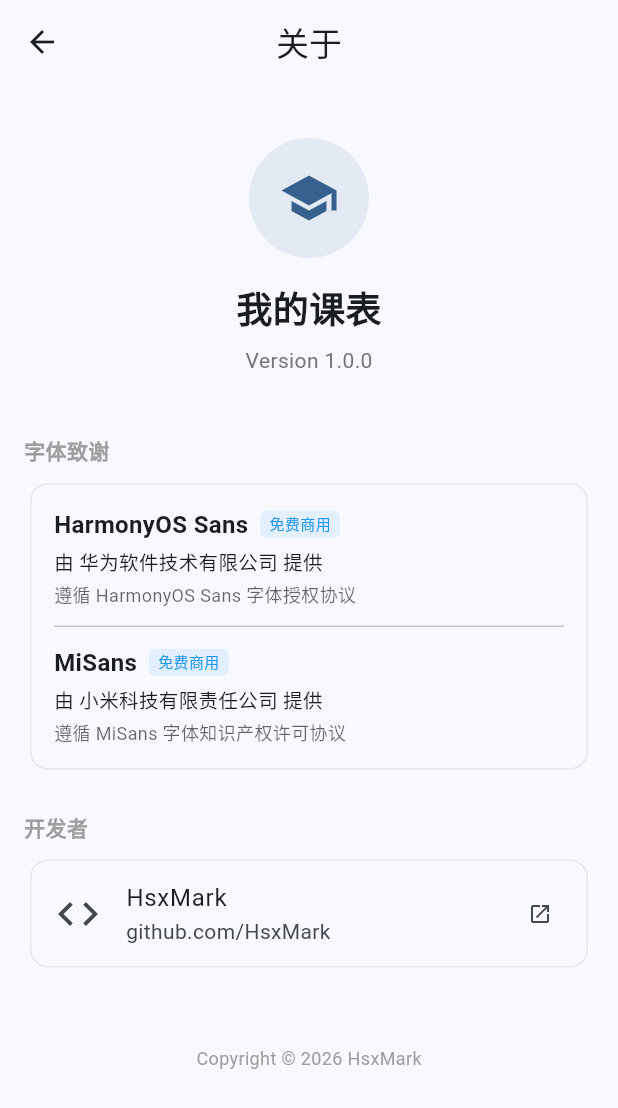
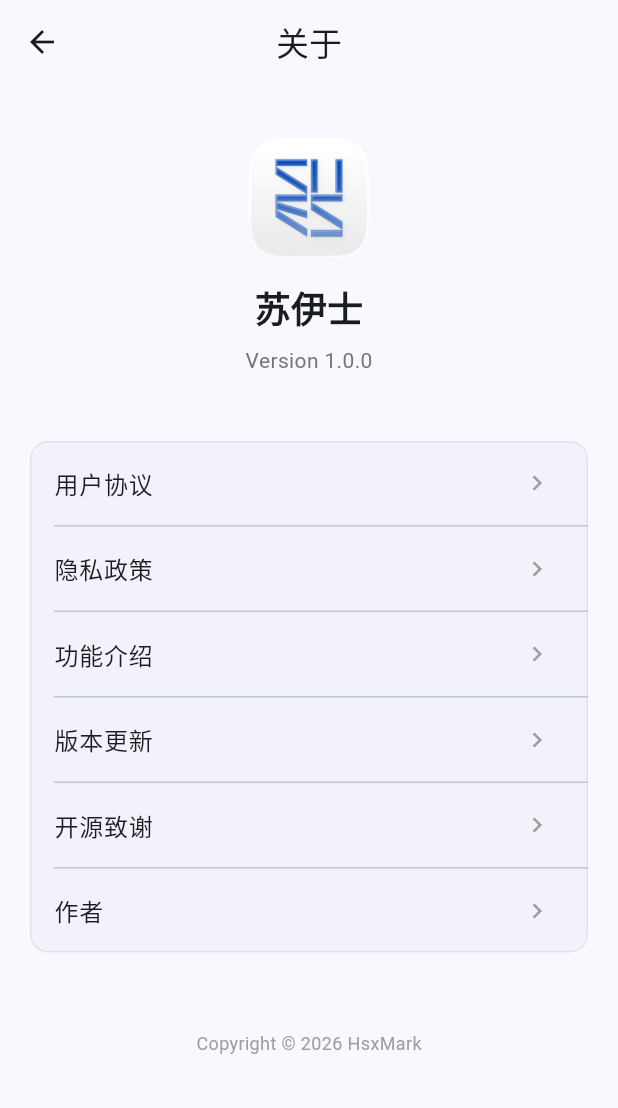
Before and after one commit to HsxMark/MySUES, a Flutter app: the AboutScreen screen opened directly, on a phone screen of 412 x 824 dp. Shown: the top 1108 px of the screen. Run offline on Flutter 3.47's test engine with Material 3 defaults, Android fonts, the phone set to English and light mode, and no system bars; our stand-ins replace file_picker, flutter_svg, shared_preferences; missing offline and left inert: syncfusion_flutter_pdf; accounts and stored records are empty.

Commit message:
about page update

```diff
--- /dev/null
+++ b/lib/screens/about/privacy_policy_screen.dart
@@ -0,0 +1,68 @@
+import 'package:flutter/material.dart';
+
+class PrivacyPolicyScreen extends StatelessWidget {
+  const PrivacyPolicyScreen({super.key});
+
+  @override
+  Widget build(BuildContext context) {
+    return Scaffold(
+      appBar: AppBar(
+        title: const Text('隐私政策'),
+      ),
+      body: const SingleChildScrollView(
+        padding: EdgeInsets.all(16.0),
+        child: Column(
+          crossAxisAlignment: CrossAxisAlignment.start,
+          children: [
+            Text(
+              '隐私政策',
+              style: TextStyle(fontSize: 20, fontWeight: FontWeight.bold),
+            ),
+            SizedBox(height: 16),
+            Text(
+              '''
+My SUES 隐私政策
+
+更新日期：2026年2月6日
+
+您的隐私安全对 My SUES 至关重要。My SUES（以下简称“本软件”）是由上海工程技术大学在校学生独立开发的非官方工具软件。本隐私政策详细说明了我们如何收集、使用、存储和保护您的个人信息。请在使用本软件前仔细阅读。
+
+1. 核心原则：数据本地化
+我们坚守“数据本地化”原则。**本软件没有任何独立的后端服务器来存储您的个人敏感信息。**
+
+2. 我们收集和处理的信息
+为了提供查询服务，本软件需要处理以下信息：
+*   **学号与密码**：仅用于验证您的身份并登录学校教务系统。
+*   **教务数据**：包括您的课程表、成绩单、考试安排等，仅用于在 App 内展示。
+
+3. 密码安全与处理机制
+*   **内存运行**：您的教务系统密码仅在您进行登录、刷新数据等主动操作时，临时加载于手机内存中，用于向学校服务器发送请求。
+*   **绝不上传**：我们承诺，**绝不**将您的账号和密码上传至除学校官方教务系统以外的任何第三方服务器。
+*   **本地存储**：除用户明确选择“记住密码”等功能外，软件原则上不在本地文件或数据库中明文保存您的密码。如果保存，建议您保护好手机及设备安全。
+
+4. 信息的存储
+*   **本地缓存**：获取到的课表、成绩等数据会保存在您手机的本地存储空间（如 SharedPreferences 或 SQLite 数据库），以便您在离线状态下查看。
+*   **数据清除**：您可以随时通过“注销/退出登录”功能清除本地存储的个人教务数据。卸载本软件也会同时删除所有本地缓存数据。
+
+5. 权限调用说明
+*   **网络权限**：用于连接学校教务系统服务器（获取数据）。
+*   **存储权限**（可选）：仅当您使用“导出课表/校历”等功能需要保存文件时申请。
+
+6. 第三方服务与统计
+为持续改进软件体验，修复崩溃问题，本软件可能会集成匿名的第三方统计工具（如 Sentry, Firebase Crashlytics 等）。这些工具仅收集不包含个人身份信息的崩溃日志和功能使用频率数据。
+
+7. 安全风险提示
+*   由于本软件直接与学校教务系统交互，尽管我们采用主流安全技术，但无法控制学校服务器端的网络传输安全性（特别是若学校系统仅支持 HTTP 协议时）。
+*   请勿在已 Root 或越狱的设备上使用本软件，这可能导致本地数据被恶意软件窃取。
+
+8. 联系我们
+如果您对本隐私政策或个人信息保护有任何疑问，请通过应用内的反馈渠道联系开发者。
+''',
+              style: TextStyle(fontSize: 14, height: 1.5),
+            ),
+          ],
+        ),
+      ),
+    );
+  }
+}
--- /dev/null
+++ b/lib/screens/about/user_agreement_screen.dart
@@ -0,0 +1,75 @@
+import 'package:flutter/material.dart';
+
+class UserAgreementScreen extends StatelessWidget {
+  const UserAgreementScreen({super.key});
+
+  @override
+  Widget build(BuildContext context) {
+    return Scaffold(
+      appBar: AppBar(
+        title: const Text('用户协议'),
+      ),
+      body: const SingleChildScrollView(
+        padding: EdgeInsets.all(16.0),
+        child: Column(
+          crossAxisAlignment: CrossAxisAlignment.start,
+          children: [
+            Text(
+              '用户协议',
+              style: TextStyle(fontSize: 20, fontWeight: FontWeight.bold),
+            ),
+            SizedBox(height: 16),
+            Text(
+              '''
+My SUES 软件用户与服务协议
+
+重要提示：请务必仔细阅读、理解并同意本协议的全部内容，特别是以下以加粗或下划线标示的免除或限制责任、法律适用与争议解决的条款。您下载、安装、注册、登录、使用本软件及相关服务的行为，即视为您已充分阅读、理解并接受本协议的全部内容，自愿遵守本协议的约定。如您不同意本协议的任何内容，请立即停止使用本软件及相关服务。
+
+第1条 软件性质与声明
+1.1 My SUES（以下简称“本软件”）是一款由上海工程技术大学在校学生（以下简称“开发者”）独立开发、维护的第三方个人工具软件。
+1.2 本软件旨在为上海工程技术大学（以下简称“学校”）的学生提供便捷的课程表、成绩、考试等信息查询的辅助功能。
+1.3 本软件非上海工程技术大学官方发布或授权的正式产品，与学校教务处及其他任何行政部门不存在任何隶属、委托、合作关系。本软件的所有行为及后果均由开发者个人承担，与学校无关。
+
+第2条 服务内容与风险告知
+2.1 本软件通过模拟用户登录等方式与学校教务系统进行数据交互，以实现信息查询功能。
+2.2 您知悉并同意，使用本软件可能存在包括但不限于以下风险：
+    *   **数据安全风险**：您的学号、密码等身份认证信息需通过本软件提交至学校服务器。尽管开发者承诺不会在本地存储您的密码，但无法完全排除因网络传输、软件漏洞或第三方攻击导致信息泄露的可能性。您应自行承担该风险。
+    *   **数据准确性风险**：本软件显示的所有数据均来源于学校教务处系统，开发者**不保证**其获取、解析、展示的数据的实时性、完整性和准确性。一切信息请以学校官方渠道（如教务处网站、官方APP）发布为准。
+    *   **服务稳定性风险**：本软件为个人开发，资源有限，可能随时出现故障、中断、延迟或停止服务的情况，且不提供任何可用性保证。
+    *   **账号安全风险**：学校可能采取措施限制或禁止非官方客户端访问。使用本软件可能导致您的教务系统账号出现异常、被暂时锁定或其他由学校认定的违规后果，相关责任由您自行承担。
+
+第3条 用户义务与承诺
+3.1 您必须是上海工程技术大学的在校学生，且使用本软件的目的仅限于查询个人相关的学业信息。
+3.2 您应保证向本软件提供的学号、密码等身份信息为您本人所有，并对其保密负责。禁止将本软件用于查询他人信息或任何非法、商业用途。
+3.3 您承诺遵守学校关于信息系统和网络使用的所有规定。因您使用本软件而违反校规校纪（如造成学校服务器负载异常）所产生的任何后果，由您自行负责。
+3.4 您不得对本软件进行反向工程、反编译、破解或任何试图干扰其正常运行的行为。
+
+第4条 免责声明（请重点阅读）
+4.1 本软件按“现状”和“可用”的状态提供，开发者明确放弃任何形式的明示或默示保证，包括但不限于对适销性、特定用途适用性、不侵犯第三方权利的保证。
+4.2 在任何情况下，开发者均不对因使用或无法使用本软件所引起的任何直接、间接、附带、特殊、惩罚性或后果性的损害（包括但不限于数据丢失、学业延误、账号封禁、财产损失）承担任何责任，即使开发者已被告知发生此类损害的可能性。
+4.3 因学校教务系统改版、接口变更、安全策略升级等导致本软件无法使用的，开发者不承担任何责任，且无义务提供更新或后续支持。
+
+第5条 隐私说明
+5.1 开发者尊重用户隐私。本软件原则上不在开发者控制的服务器上存储您的学号和密码。为实现功能所必需获取的课程、成绩等数据，仅缓存在您的设备本地以便离线查看。
+5.2 为改进软件体验，开发者可能收集匿名的、不可识别个人身份的使用统计信息（如功能点击频率、崩溃报告）。
+
+第6条 协议修改与终止
+6.1 开发者有权随时修改本协议条款，修改后的协议将在软件内或以其他适当方式公布。您继续使用本软件即视为接受修改后的协议。
+6.2 开发者有权随时、无需事先通知地中止、终止本软件的任何功能或全部服务。
+6.3 您有权随时通过卸载本软件终止使用服务。
+
+第7条 其他
+7.1 本协议之效力、解释、变更、执行与争议解决均适用中华人民共和国法律。
+7.2 因本协议引起的或与本协议有关的任何争议，应首先通过友好协商解决；协商不成的，任何一方均有权将争议提交至开发者所在地有管辖权的人民法院诉讼解决。
+7.3 本协议条款无论因何种原因部分无效或不可执行，其余条款仍有效，对双方具有约束力。
+
+协议发布日期：2026年2月6日
+''',
+              style: TextStyle(fontSize: 14, height: 1.5),
+            ),
+          ],
+        ),
+      ),
+    );
+  }
+}
--- a/lib/screens/about_screen.dart
+++ b/lib/screens/about_screen.dart
@@ -1,15 +1,14 @@
 import 'package:flutter/material.dart';
-import 'package:url_launcher/url_launcher.dart';
+import 'package:flutter_svg/flutter_svg.dart';
+import 'package:mysues/screens/about/user_agreement_screen.dart';
+import 'package:mysues/screens/about/privacy_policy_screen.dart';
+import 'package:mysues/screens/about/feature_intro_screen.dart';
+import 'package:mysues/screens/about/changelog_screen.dart';
+import 'package:mysues/screens/about/sponsor_screen.dart';
+import 'package:mysues/screens/about/open_source_license_screen.dart';
 
 class AboutScreen extends StatelessWidget {
   const AboutScreen({super.key});
-
-  Future<void> _launchUrl(String url) async {
-    final Uri uri = Uri.parse(url);
-    if (!await launchUrl(uri, mode: LaunchMode.externalApplication)) {
-      debugPrint('Could not launch $url');
-    }
-  }
 
   @override
   Widget build(BuildContext context) {
@@ -25,18 +24,15 @@ class AboutScreen extends StatelessWidget {
           Center(
             child: Column(
               children: [
-                Container(
-                   width: 80,
-                   height: 80,
-                   decoration: BoxDecoration(
-                     color: Theme.of(context).primaryColor.withOpacity(0.1),
-                     shape: BoxShape.circle,
-                   ),
-                   child: Icon(Icons.school, size: 40, color: Theme.of(context).primaryColor),
+                Image.asset(
+                  'assets/images/MySUES-1024x1024@1x.png',
+                  width: 80,
+                  height: 80,
+                  fit: BoxFit.contain,
                 ),
                 const SizedBox(height: 16),
                 const Text(
-                  '我的课表',
+                  '苏伊士',
                   style: TextStyle(fontSize: 24, fontWeight: FontWeight.bold),
                 ),
                 const SizedBox(height: 8),
@@ -49,64 +45,28 @@ class AboutScreen extends StatelessWidget {
           ),
           const SizedBox(height: 40),
 
-          const Text(
-            '字体致谢',
-            style: TextStyle(fontSize: 14, fontWeight: FontWeight.bold, color: Colors.grey),
-          ),
-          const SizedBox(height: 8),
           Card(
+            clipBehavior: Clip.antiAlias,
             elevation: 0,
-            color: Theme.of(context).cardColor,
             shape: RoundedRectangleBorder(
               borderRadius: BorderRadius.circular(12),
               side: BorderSide(color: Colors.grey.withOpacity(0.2)),
             ),
-            child: Padding(
-              padding: const EdgeInsets.all(16.0),
-              child: Column(
-                crossAxisAlignment: CrossAxisAlignment.start,
-                children: [
-                   _buildFontInfo(
-                     context,
-                     'HarmonyOS Sans',
-                     '华为软件技术有限公司',
-                     '遵循 HarmonyOS Sans 字体授权协议'
-                   ),
-                   const Padding(
-                     padding: EdgeInsets.symmetric(vertical: 12.0),
-                     child: Divider(height: 1),
-                   ),
-                   _buildFontInfo(
-                     context,
-                     'MiSans',
-                     '小米科技有限责任公司',
-                     '遵循 MiSans 字体知识产权许可协议'
-                   ),
-                ],
-              ),
+            child: Column(
+              children: [
+                _buildOptionItem(context, '用户协议', const UserAgreementScreen()),
+                const Divider(height: 1, indent: 16),
+                _buildOptionItem(context, '隐私政策', const PrivacyPolicyScreen()),
+                const Divider(height: 1, indent: 16),
+                _buildOptionItem(context, '功能介绍', const FeatureIntroScreen()),
+                const Divider(height: 1, indent: 16),
+                _buildOptionItem(context, '版本更新', const ChangelogScreen()),
+                const Divider(height: 1, indent: 16),
+                _buildOptionItem(context, '开源致谢', const OpenSourceLicenseScreen()),
+                const Divider(height: 1, indent: 16),
+                _buildOptionItem(context, '作者', const SponsorScreen()),
+              ],
             ),
-          ),
-
-          const SizedBox(height: 24),
-          const Text(
-            '开发者',
-            style: TextStyle(fontSize: 14, fontWeight: FontWeight.bold, color: Colors.grey),
-          ),
-          const SizedBox(height: 8),
-          Card(
-            elevation: 0,
-            color: Theme.of(context).cardColor,
-            shape: RoundedRectangleBorder(
-              borderRadius: BorderRadius.circular(12),
-              side: BorderSide(color: Colors.grey.withOpacity(0.2)),
-            ),
-             child: ListTile(
-               leading: const Icon(Icons.code, size: 32),
-               title: const Text('HsxMark'),
-               subtitle: const Text('github.com/HsxMark'),
-               trailing: const Icon(Icons.open_in_new, size: 16),
-               onTap: () => _launchUrl('https://github.com/HsxMark'),
-             ),
           ),
 
           const SizedBox(height: 48),
@@ -121,38 +81,16 @@ class AboutScreen extends StatelessWidget {
     );
   }
 
-  Widget _buildFontInfo(BuildContext context, String name, String provider, String license) {
-    return Column(
-      crossAxisAlignment: CrossAxisAlignment.start,
-      children: [
-        Row(
-          children: [
-            Text(
-              name,
-              style: const TextStyle(fontWeight: FontWeight.bold, fontSize: 16),
-            ),
-            const SizedBox(width: 8),
-            Container(
-              padding: const EdgeInsets.symmetric(horizontal: 6, vertical: 2),
-              decoration: BoxDecoration(
-                color: Colors.blue.withOpacity(0.1),
-                borderRadius: BorderRadius.circular(4),
-              ),
-              child: const Text('免费商用', style: TextStyle(fontSize: 10, color: Colors.blue)),
-            )
-          ],
-        ),
-        const SizedBox(height: 4),
-        Text(
-          '由 $provider 提供',
-          style: TextStyle(fontSize: 13),
-        ),
-        const SizedBox(height: 2),
-        Text(
-          license,
-          style: TextStyle(fontSize: 12, color: Theme.of(context).hintColor),
-        ),
-      ],
+  Widget _buildOptionItem(BuildContext context, String title, Widget page) {
+    return ListTile(
+      title: Text(title),
+      trailing: const Icon(Icons.chevron_right, size: 20, color: Colors.grey),
+      onTap: () {
+        Navigator.push(
+          context,
+          MaterialPageRoute(builder: (context) => page),
+        );
+      },
     );
   }
 }
```
Also changed, not shown: lib/screens/about/changelog_screen.dart (added, +89 -0 lines), lib/screens/about/feature_intro_screen.dart (added, +56 -0 lines), lib/screens/about/open_source_license_screen.dart (added, +95 -0 lines), lib/screens/about/sponsor_screen.dart (added, +56 -0 lines), assets/images/MySUES-1024x1024@1x.png (added).
